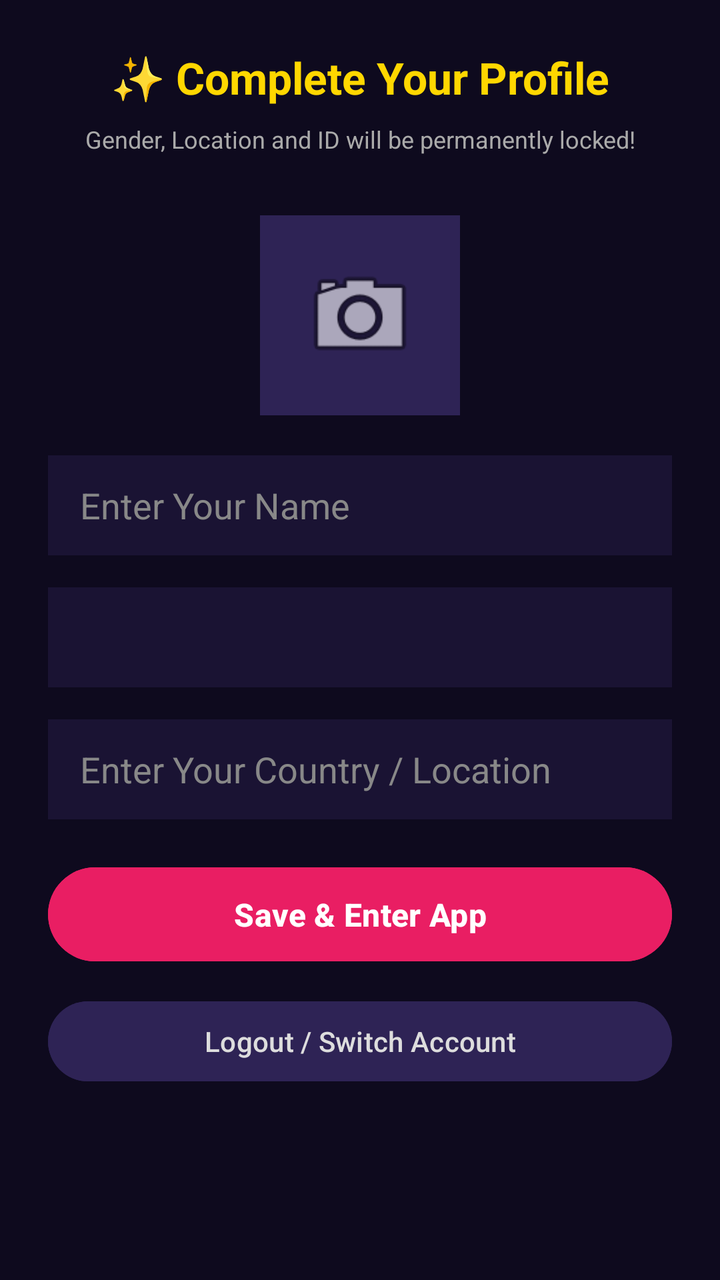
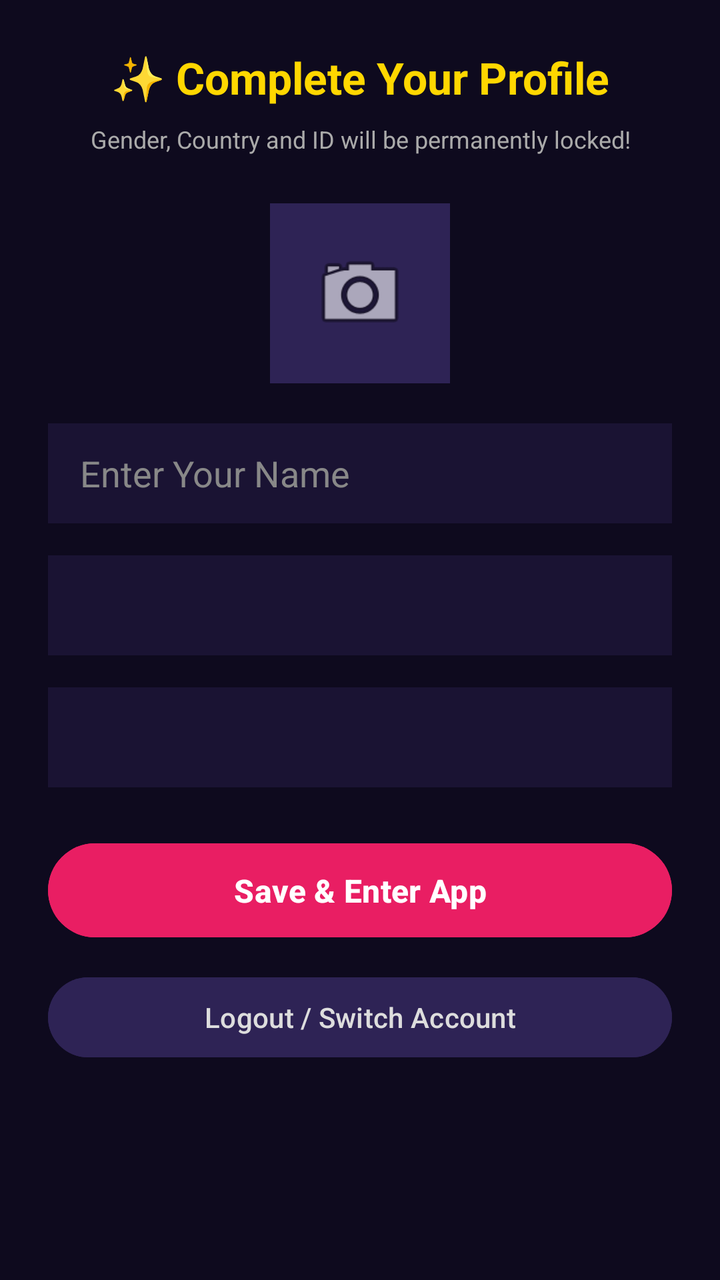

An Android layout rendered at two revisions. The XML below is the earlier revision; the diff shows what the commit changed to produce the second picture.
<!-- AndroidManifest.xml: application theme Theme.SRVoiceChat -->
<!-- res/layout/activity_edit_profile.xml -->
<?xml version="1.0" encoding="utf-8"?>
<LinearLayout xmlns:android="http://schemas.android.com/apk/res/android"
    android:layout_width="match_parent"
    android:layout_height="match_parent"
    android:orientation="vertical"
    android:background="#0E0A1E"
    android:padding="24dp"
    android:gravity="center_horizontal">

    <TextView
        android:layout_width="wrap_content"
        android:layout_height="wrap_content"
        android:text="✨ Complete Your Profile"
        android:textColor="#FFD700"
        android:textSize="22sp"
        android:textStyle="bold"
        android:layout_marginBottom="8dp"/>

    <TextView
        android:layout_width="wrap_content"
        android:layout_height="wrap_content"
        android:text="Gender, Location and ID will be permanently locked!"
        android:textColor="#AAAAAA"
        android:textSize="12sp"
        android:layout_marginBottom="30dp"
        android:gravity="center"/>

    
    <ImageView
        android:id="@+id/imgProfilePic"
        android:layout_width="100dp"
        android:layout_height="100dp"
        android:src="@android:drawable/ic_menu_camera"
        android:background="#2E2355"
        android:scaleType="centerCrop"
        android:layout_marginBottom="20dp"
        android:padding="20dp"/>

    
    <EditText
        android:id="@+id/inputName"
        android:layout_width="match_parent"
        android:layout_height="50dp"
        android:hint="Enter Your Name"
        android:textColor="#FFFFFF"
        android:textColorHint="#888888"
        android:background="#1A1333"
        android:paddingHorizontal="16dp"
        android:layout_marginBottom="16dp"
        android:maxLines="1"/>

    
    <Spinner
        android:id="@+id/spinnerGender"
        android:layout_width="match_parent"
        android:layout_height="50dp"
        android:background="#1A1333"
        android:layout_marginBottom="16dp"/>

    
    <EditText
        android:id="@+id/inputLocation"
        android:layout_width="match_parent"
        android:layout_height="50dp"
        android:hint="Enter Your Country / Location"
        android:textColor="#FFFFFF"
        android:textColorHint="#888888"
        android:background="#1A1333"
        android:paddingHorizontal="16dp"
        android:layout_marginBottom="20dp"
        android:maxLines="1"/>

    
    <Button
        android:id="@+id/btnSaveProfile"
        android:layout_width="match_parent"
        android:layout_height="55dp"
        android:text="Save &amp; Enter App"
        android:textColor="#FFFFFF"
        android:textSize="16sp"
        android:textStyle="bold"
        android:backgroundTint="#E91E63"
        android:layout_marginBottom="12dp"/>

    
    <Button
        android:id="@+id/btnLogOut"
        android:layout_width="match_parent"
        android:layout_height="48dp"
        android:text="Logout / Switch Account"
        android:textColor="#DDDDDD"
        android:textSize="14sp"
        android:backgroundTint="#2E2355"/>

</LinearLayout>
<!-- resources referenced by this layout -->
<resources>
  <style name="Theme.SRVoiceChat" parent="Theme.Material3.DayNight.NoActionBar">
          <item name="colorPrimary">#FF4081</item>
          <item name="android:statusBarColor">#FF4081</item>
          <item name="android:windowLightStatusBar">true</item>
      </style>
</resources>

<!-- the commit's change to res/layout/activity_edit_profile.xml (unified diff, before → after) -->
@@ -1,95 +1,96 @@
 <?xml version="1.0" encoding="utf-8"?>
-<LinearLayout xmlns:android="http://schemas.android.com/apk/res/android"
+<ScrollView xmlns:android="http://schemas.android.com/apk/res/android"
     android:layout_width="match_parent"
     android:layout_height="match_parent"
-    android:orientation="vertical"
     android:background="#0E0A1E"
-    android:padding="24dp"
-    android:gravity="center_horizontal">
+    android:fillViewport="true">
 
-    <TextView
-        android:layout_width="wrap_content"
+    <LinearLayout
+        android:layout_width="match_parent"
         android:layout_height="wrap_content"
-        android:text="✨ Complete Your Profile"
-        android:textColor="#FFD700"
-        android:textSize="22sp"
-        android:textStyle="bold"
-        android:layout_marginBottom="8dp"/>
+        android:orientation="vertical"
+        android:padding="24dp"
+        android:gravity="center_horizontal">
 
-    <TextView
-        android:layout_width="wrap_content"
-        android:layout_height="wrap_content"
-        android:text="Gender, Location and ID will be permanently locked!"
-        android:textColor="#AAAAAA"
-        android:textSize="12sp"
-        android:layout_marginBottom="30dp"
-        android:gravity="center"/>
+        <TextView
+            android:layout_width="wrap_content"
+            android:layout_height="wrap_content"
+            android:text="✨ Complete Your Profile"
+            android:textColor="#FFD700"
+            android:textSize="22sp"
+            android:textStyle="bold"
+            android:layout_marginBottom="8dp"/>
 
-    
-    <ImageView
-        android:id="@+id/imgProfilePic"
-        android:layout_width="100dp"
-        android:layout_height="100dp"
-        android:src="@android:drawable/ic_menu_camera"
-        android:background="#2E2355"
-        android:scaleType="centerCrop"
-        android:layout_marginBottom="20dp"
-        android:padding="20dp"/>
+        <TextView
+            android:layout_width="wrap_content"
+            android:layout_height="wrap_content"
+            android:text="Gender, Country and ID will be permanently locked!"
+            android:textColor="#AAAAAA"
+            android:textSize="12sp"
+            android:layout_marginBottom="24dp"
+            android:gravity="center"/>
 
-    
-    <EditText
-        android:id="@+id/inputName"
-        android:layout_width="match_parent"
-        android:layout_height="50dp"
-        android:hint="Enter Your Name"
-        android:textColor="#FFFFFF"
-        android:textColorHint="#888888"
-        android:background="#1A1333"
-        android:paddingHorizontal="16dp"
-        android:layout_marginBottom="16dp"
-        android:maxLines="1"/>
+        
+        <ImageView
+            android:id="@+id/imgProfilePic"
+            android:layout_width="90dp"
+            android:layout_height="90dp"
+            android:src="@android:drawable/ic_menu_camera"
+            android:background="#2E2355"
+            android:scaleType="centerCrop"
+            android:layout_marginBottom="20dp"
+            android:padding="20dp"/>
 
-    
-    <Spinner
-        android:id="@+id/spinnerGender"
-        android:layout_width="match_parent"
-        android:layout_height="50dp"
-        android:background="#1A1333"
-        android:layout_marginBottom="16dp"/>
+        
+        <EditText
+            android:id="@+id/inputName"
+            android:layout_width="match_parent"
+            android:layout_height="50dp"
+            android:hint="Enter Your Name"
+            android:textColor="#FFFFFF"
+            android:textColorHint="#888888"
+            android:background="#1A1333"
+            android:paddingHorizontal="16dp"
+            android:layout_marginBottom="16dp"
+            android:maxLines="1"/>
 
-    
-    <EditText
-        android:id="@+id/inputLocation"
-        android:layout_width="match_parent"
-        android:layout_height="50dp"
-        android:hint="Enter Your Country / Location"
-        android:textColor="#FFFFFF"
-        android:textColorHint="#888888"
-        android:background="#1A1333"
-        android:paddingHorizontal="16dp"
-        android:layout_marginBottom="20dp"
-        android:maxLines="1"/>
+        
+        <Spinner
+            android:id="@+id/spinnerGender"
+            android:layout_width="match_parent"
+            android:layout_height="50dp"
+            android:background="#1A1333"
+            android:layout_marginBottom="16dp"/>
 
-    
-    <Button
-        android:id="@+id/btnSaveProfile"
-        android:layout_width="match_parent"
-        android:layout_height="55dp"
-        android:text="Save &amp; Enter App"
-        android:textColor="#FFFFFF"
-        android:textSize="16sp"
-        android:textStyle="bold"
-        android:backgroundTint="#E91E63"
-        android:layout_marginBottom="12dp"/>
+        
+        <Spinner
+            android:id="@+id/spinnerCountry"
+            android:layout_width="match_parent"
+            android:layout_height="50dp"
+            android:background="#1A1333"
+            android:layout_marginBottom="24dp"/>
 
-    
-    <Button
-        android:id="@+id/btnLogOut"
-        android:layout_width="match_parent"
-        android:layout_height="48dp"
-        android:text="Logout / Switch Account"
-        android:textColor="#DDDDDD"
-        android:textSize="14sp"
-        android:backgroundTint="#2E2355"/>
+        
+        <Button
+            android:id="@+id/btnSaveProfile"
+            android:layout_width="match_parent"
+            android:layout_height="55dp"
+            android:text="Save &amp; Enter App"
+            android:textColor="#FFFFFF"
+            android:textSize="16sp"
+            android:textStyle="bold"
+            android:backgroundTint="#E91E63"
+            android:layout_marginBottom="12dp"/>
 
-</LinearLayout>
+        
+        <Button
+            android:id="@+id/btnLogOut"
+            android:layout_width="match_parent"
+            android:layout_height="48dp"
+            android:text="Logout / Switch Account"
+            android:textColor="#DDDDDD"
+            android:textSize="14sp"
+            android:backgroundTint="#2E2355"/>
+
+    </LinearLayout>
+</ScrollView>
